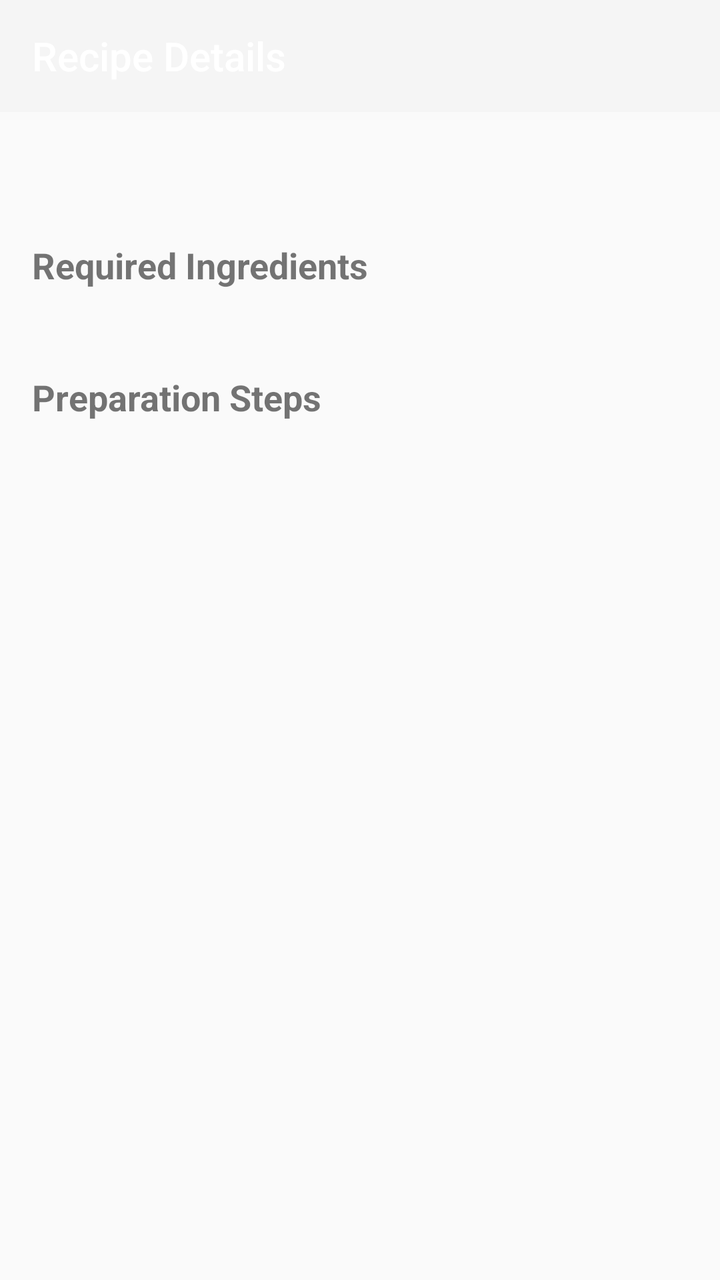
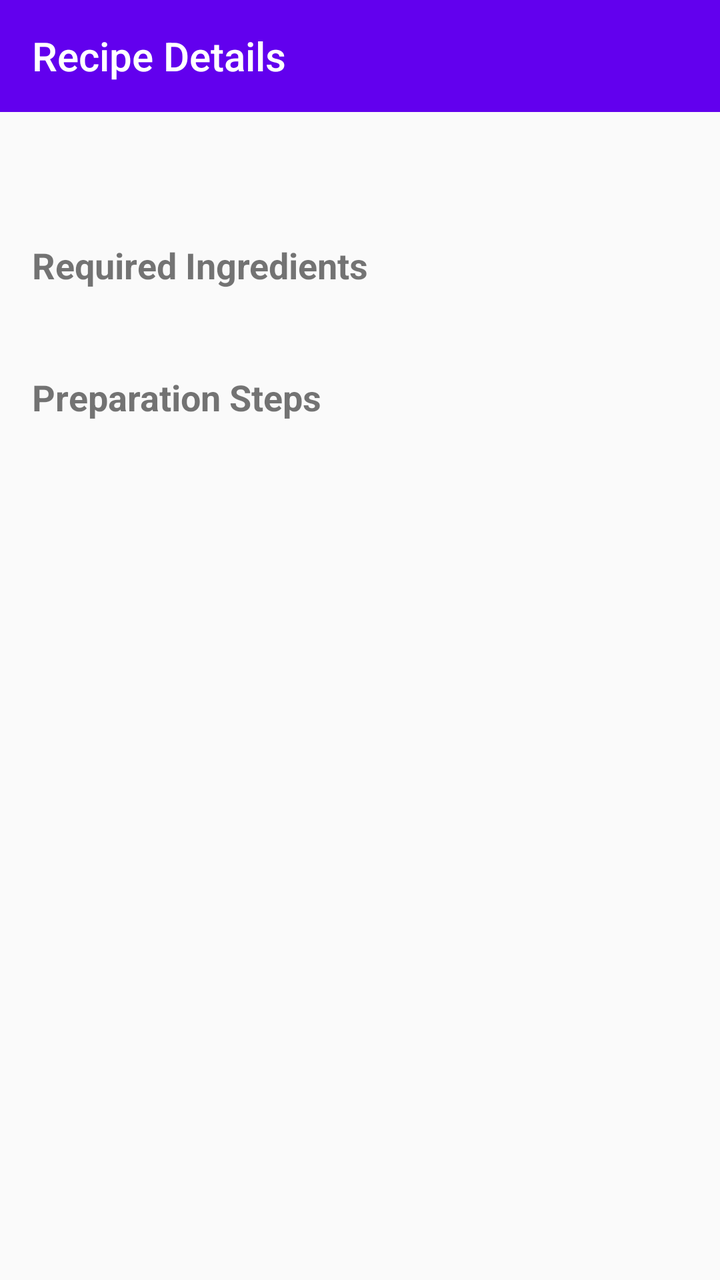

An Android layout rendered at two revisions. The XML below is the earlier revision; the diff shows what the commit changed to produce the second picture.
<!-- AndroidManifest.xml: application theme Theme.AppCompat.Light.NoActionBar -->
<!-- res/layout/activity_recipe_detail.xml -->
<?xml version="1.0" encoding="utf-8"?>
<LinearLayout xmlns:android="http://schemas.android.com/apk/res/android"
    xmlns:app="http://schemas.android.com/apk/res-auto"
    android:layout_width="match_parent"
    android:layout_height="match_parent"
    android:orientation="vertical">

    <androidx.appcompat.widget.Toolbar
        android:id="@+id/toolbarRecipeDetail"
        android:layout_width="match_parent"
        android:layout_height="?attr/actionBarSize"
        android:background="?attr/colorPrimary"
        app:titleTextColor="@android:color/white"
        app:title="Recipe Details" />

    <ScrollView
        android:layout_width="match_parent"
        android:layout_height="match_parent"
        android:padding="16dp">

        <LinearLayout
            android:layout_width="match_parent"
            android:layout_height="wrap_content"
            android:orientation="vertical">

            <TextView
                android:id="@+id/tvDetailRecipeName"
                android:layout_width="wrap_content"
                android:layout_height="wrap_content"
                android:textSize="24sp"
                android:textStyle="bold"
                android:layout_marginBottom="16dp" />

            <TextView
                android:layout_width="wrap_content"
                android:layout_height="wrap_content"
                android:text="Required Ingredients"
                android:textSize="18sp"
                android:textStyle="bold"
                android:layout_marginBottom="4dp" />

            <TextView
                android:id="@+id/tvDetailIngredients"
                android:layout_width="match_parent"
                android:layout_height="wrap_content"
                android:textSize="16sp"
                android:layout_marginBottom="16dp" />

            <TextView
                android:layout_width="wrap_content"
                android:layout_height="wrap_content"
                android:text="Preparation Steps"
                android:textSize="18sp"
                android:textStyle="bold"
                android:layout_marginBottom="4dp" />

            <TextView
                android:id="@+id/tvDetailInstructions"
                android:layout_width="match_parent"
                android:layout_height="wrap_content"
                android:textSize="16sp"
                android:lineSpacingExtra="4dp" />

        </LinearLayout>
    </ScrollView>
</LinearLayout>
<!-- resources referenced by this layout -->
<resources>

</resources>

<!-- the commit's change to res/layout/activity_recipe_detail.xml (unified diff, before → after) -->
@@ -9,8 +9,10 @@
         android:id="@+id/toolbarRecipeDetail"
         android:layout_width="match_parent"
         android:layout_height="?attr/actionBarSize"
-        android:background="?attr/colorPrimary"
-        app:titleTextColor="@android:color/white"
+        android:background="@color/purple_500"
+        app:titleTextColor="@color/white"
+        app:subtitleTextColor="@color/white"
+        app:popupTheme="@style/ThemeOverlay.AppCompat.Light"
         app:title="Recipe Details" />
 
     <ScrollView
<!-- resource entries referenced after the edit -->
@@ -1,5 +1,6 @@
 <!-- resources referenced by this layout -->
 <resources>
-
+  <color name="purple_500">#6200EE</color>
+  <color name="white">#FFFFFFFF</color>
 </resources>
 
